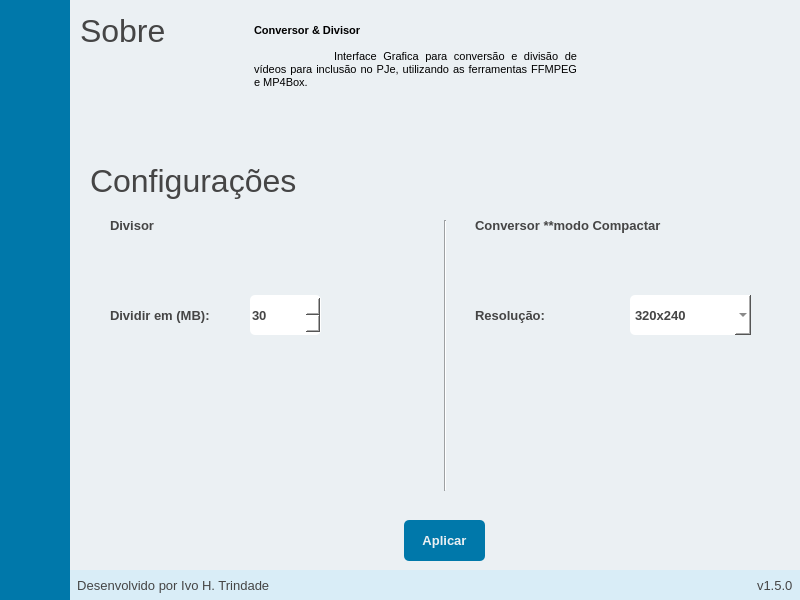
First picture: the form in ui/ui_cd.ui, repository hadtrindade/conversor-e-divisor, before the edit.
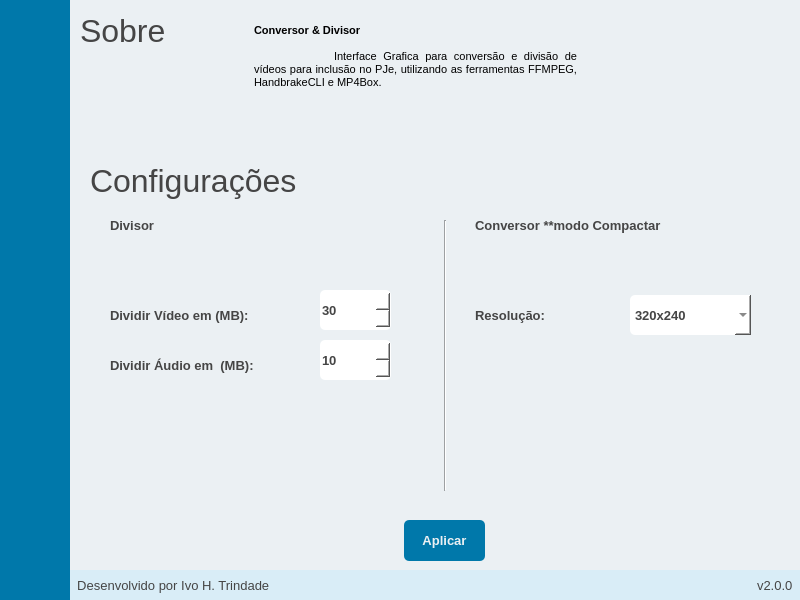
Second picture: the form after the edit. The open tabs and pages were chosen to show the change. Icons and pictures are not drawn.

Commit message: ajuste de UI para conversao e divisão.

```diff
--- a/ui/ui_cd.ui
+++ b/ui/ui_cd.ui
@@ -1862,7 +1862,7 @@
 &lt;/style&gt;&lt;/head&gt;&lt;body style=&quot; font-family:'Ubuntu'; font-size:11pt; font-weight:400; font-style:normal;&quot;&gt;
 &lt;p style=&quot; margin-top:0px; margin-bottom:0px; margin-left:0px; margin-right:0px; -qt-block-indent:0; text-indent:0px;&quot;&gt;&lt;span style=&quot; font-family:'MS Shell Dlg 2'; font-size:8.25pt; font-weight:600;&quot;&gt;Conversor &amp;amp; Divisor&lt;/span&gt;&lt;/p&gt;
 &lt;p style=&quot;-qt-paragraph-type:empty; margin-top:0px; margin-bottom:0px; margin-left:0px; margin-right:0px; -qt-block-indent:0; text-indent:0px; font-family:'MS Shell Dlg 2'; font-size:8.25pt; font-weight:600;&quot;&gt;&lt;br /&gt;&lt;/p&gt;
-&lt;p align=&quot;justify&quot; style=&quot; margin-top:0px; margin-bottom:0px; margin-left:0px; margin-right:0px; -qt-block-indent:0; text-indent:0px;&quot;&gt;&lt;span style=&quot; font-family:'MS Shell Dlg 2'; font-size:8.25pt;&quot;&gt;	Interface Grafica para conversão e divisão de vídeos para inclusão no PJe, utilizando as ferramentas FFMPEG e MP4Box.&lt;/span&gt;&lt;/p&gt;&lt;/body&gt;&lt;/html&gt;</string>
+&lt;p align=&quot;justify&quot; style=&quot; margin-top:0px; margin-bottom:0px; margin-left:0px; margin-right:0px; -qt-block-indent:0; text-indent:0px;&quot;&gt;&lt;span style=&quot; font-family:'MS Shell Dlg 2'; font-size:8.25pt;&quot;&gt;	Interface Grafica para conversão e divisão de vídeos para inclusão no PJe, utilizando as ferramentas FFMPEG, HandbrakeCLI e MP4Box.&lt;/span&gt;&lt;/p&gt;&lt;/body&gt;&lt;/html&gt;</string>
                </property>
               </widget>
              </widget>
@@ -1902,7 +1902,7 @@
                 <rect>
                  <x>40</x>
                  <y>150</y>
-                 <width>131</width>
+                 <width>201</width>
                  <height>31</height>
                 </rect>
                </property>
@@ -1918,14 +1918,14 @@
                 <string notr="true">color: rgb(69, 69, 69);</string>
                </property>
                <property name="text">
-                <string>Dividir em (MB):</string>
+                <string>Dividir Vídeo em (MB):</string>
                </property>
               </widget>
               <widget class="QSpinBox" name="spinBox_split_size">
                <property name="geometry">
                 <rect>
-                 <x>180</x>
-                 <y>145</y>
+                 <x>250</x>
+                 <y>140</y>
                  <width>71</width>
                  <height>40</height>
                 </rect>
@@ -2162,6 +2162,73 @@
                 </property>
                </item>
               </widget>
+              <widget class="QLabel" name="label_split_size_audio">
+               <property name="geometry">
+                <rect>
+                 <x>40</x>
+                 <y>200</y>
+                 <width>181</width>
+                 <height>31</height>
+                </rect>
+               </property>
+               <property name="font">
+                <font>
+                 <family>Segoe UI</family>
+                 <pointsize>10</pointsize>
+                 <weight>75</weight>
+                 <bold>true</bold>
+                </font>
+               </property>
+               <property name="styleSheet">
+                <string notr="true">color: rgb(69, 69, 69);</string>
+               </property>
+               <property name="text">
+                <string>Dividir Áudio em  (MB):</string>
+               </property>
+              </widget>
+              <widget class="QSpinBox" name="spinBox_split_size_audio">
+               <property name="geometry">
+                <rect>
+                 <x>250</x>
+                 <y>190</y>
+                 <width>71</width>
+                 <height>40</height>
+                </rect>
+               </property>
+               <property name="font">
+                <font>
+                 <family>Segoe UI</family>
+                 <pointsize>10</pointsize>
+                 <weight>75</weight>
+                 <bold>true</bold>
+                </font>
+               </property>
+               <property name="styleSheet">
+                <string notr="true">QSpinBox {
+	color: rgb(69, 69, 69);
+	border: 0px solid;
+	border-radius: 5px;
+	background-position: center;
+	background-color: rgb(255, 255,255 );
+}
+
+QSpinBox:hover {
+	border: 2px solid  rgb(0, 120, 170);
+	background-color: rgb(255, 255,255 );
+}
+
+QSpinBox:focus {
+	color: rgb(69, 69, 69);
+	background-color: rgb(255, 255, 255);
+}</string>
+               </property>
+               <property name="maximum">
+                <number>1000</number>
+               </property>
+               <property name="value">
+                <number>10</number>
+               </property>
+              </widget>
              </widget>
             </item>
            </layout>
@@ -2248,7 +2315,7 @@
 }</string>
              </property>
              <property name="text">
-              <string>v1.5.0  </string>
+              <string>v2.0.0  </string>
              </property>
             </widget>
            </item>
```
Left out of the diff: 2 changed lines with no effect on the pictures. The commit also changes 1 other file.
